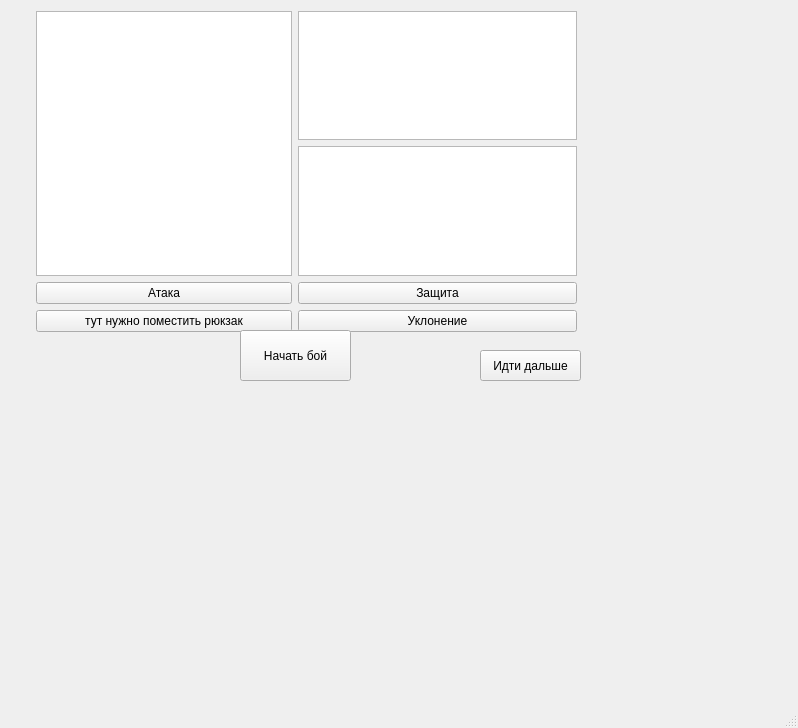
The window that faitwindow.ui (KomandaB/-1) describes before a commit, drawn with Qt 5.
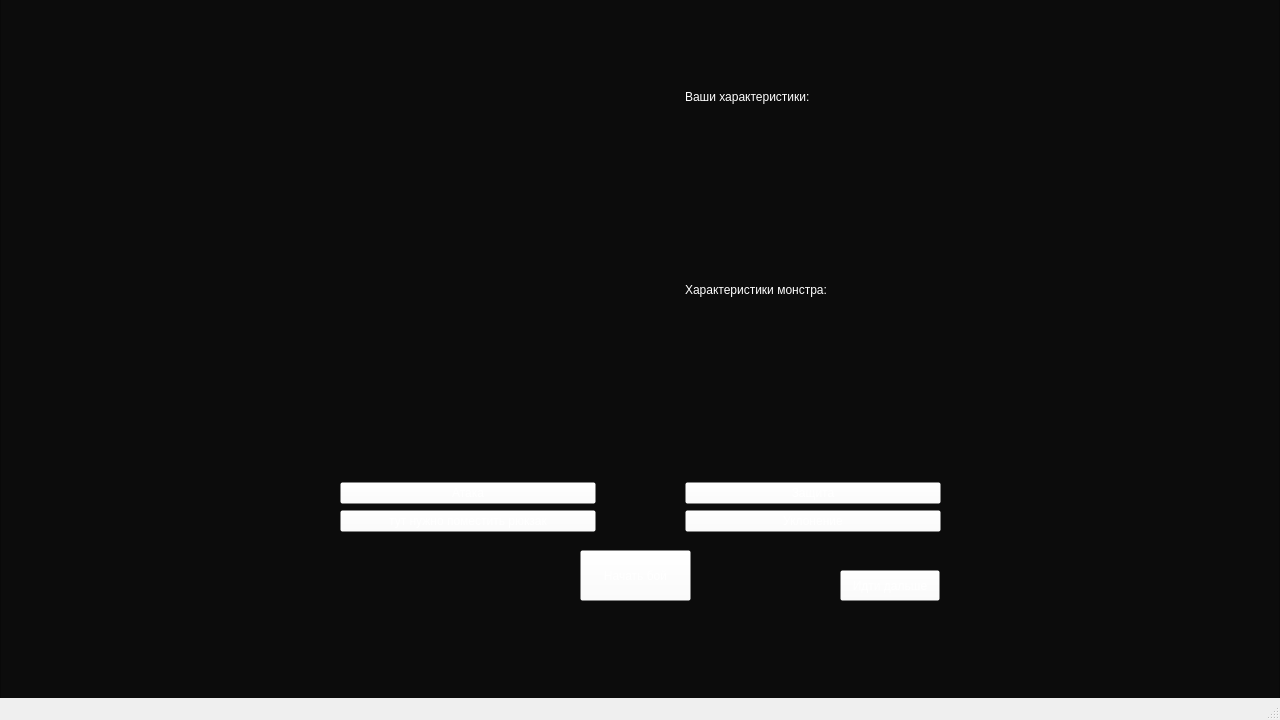
The same window after the commit.

The edit to the form file:
```diff
--- a/faitwindow.ui
+++ b/faitwindow.ui
@@ -6,68 +6,130 @@
    <rect>
     <x>0</x>
     <y>0</y>
-    <width>798</width>
-    <height>728</height>
+    <width>1280</width>
+    <height>720</height>
    </rect>
   </property>
   <property name="windowTitle">
    <string>MainWindow</string>
   </property>
+  <property name="styleSheet">
+   <string notr="true">
+
+QPushButton { 
+background-color: rgba(255, 255, 255, 0);
+color:white;
+	font: 6pt &quot;Press Start 2P&quot;;
+}
+
+QPushButton:hover{
+
+color: rgb(122, 122, 122);
+}
+QPushButton:pressed{
+color:rgb(208, 0, 177);
+}
+
+QPushButton:disabled{
+color:rgb(70, 70, 70);
+}
+
+QTextEdit{
+font: 6pt &quot;Press Start 2P&quot;;
+color: white;
+	background-color: rgba(255, 255, 255, 0);
+
+}
+
+QLabel{
+font: 6pt &quot;Press Start 2P&quot;;
+color: white;
+	background-color: rgba(255, 255, 255, 0);
+}
+</string>
+  </property>
   <widget class="QWidget" name="centralwidget">
    <widget class="QWidget" name="gridLayoutWidget">
     <property name="geometry">
      <rect>
-      <x>36</x>
-      <y>11</y>
-      <width>541</width>
-      <height>321</height>
+      <x>340</x>
+      <y>90</y>
+      <width>601</width>
+      <height>442</height>
      </rect>
     </property>
     <layout class="QGridLayout" name="gridLayout">
-     <item row="0" column="0" rowspan="2" colspan="2">
+     <item row="1" column="0" rowspan="4" colspan="2">
       <widget class="QTextEdit" name="Textbatlle"/>
      </item>
-     <item row="2" column="0" colspan="2">
+     <item row="3" column="3">
+      <widget class="QTextEdit" name="MonstertextEdit"/>
+     </item>
+     <item row="5" column="0" colspan="2">
       <widget class="QPushButton" name="btn_ataka">
        <property name="text">
         <string>Атака</string>
        </property>
       </widget>
      </item>
-     <item row="1" column="2">
-      <widget class="QTextEdit" name="MonstertextEdit"/>
+     <item row="2" column="3">
+      <widget class="QLabel" name="label">
+       <property name="text">
+        <string>Характеристики монстра:</string>
+       </property>
+      </widget>
      </item>
-     <item row="0" column="2">
+     <item row="1" column="3">
       <widget class="QTextEdit" name="PlayertextEdit"/>
      </item>
-     <item row="2" column="2">
+     <item row="0" column="3">
+      <widget class="QLabel" name="label_2">
+       <property name="text">
+        <string>Ваши характеристики:</string>
+       </property>
+      </widget>
+     </item>
+     <item row="5" column="3">
       <widget class="QPushButton" name="def">
        <property name="text">
         <string>Защита</string>
        </property>
       </widget>
      </item>
-     <item row="3" column="0" colspan="2">
+     <item row="6" column="0" colspan="2">
       <widget class="QPushButton" name="bag">
        <property name="text">
         <string>тут нужно поместить рюкзак</string>
        </property>
       </widget>
      </item>
-     <item row="3" column="2">
+     <item row="6" column="3">
       <widget class="QPushButton" name="miss">
        <property name="text">
         <string>Уклонение</string>
        </property>
       </widget>
      </item>
+     <item row="1" column="2">
+      <spacer name="horizontalSpacer">
+       <property name="orientation">
+        <enum>Qt::Horizontal</enum>
+       </property>
+       <property name="sizeHint" stdset="0">
+        <size>
+         <width>80</width>
+         <height>20</height>
+        </size>
+       </property>
+      </spacer>
+     </item>
     </layout>
    </widget>
    <widget class="QPushButton" name="battle">
     <property name="geometry">
      <rect>
-      <x>240</x>
-      <y>330</y>
+      <x>580</x>
+      <y>550</y>
       <width>111</width>
       <height>51</height>
      </rect>
@@ -79,9 +141,9 @@
    <widget class="QPushButton" name="go">
     <property name="geometry">
      <rect>
-      <x>480</x>
-      <y>350</y>
-      <width>101</width>
+      <x>840</x>
+      <y>570</y>
+      <width>100</width>
       <height>31</height>
      </rect>
     </property>
@@ -89,6 +151,23 @@
      <string>Идти дальше</string>
     </property>
    </widget>
+   <widget class="QGraphicsView" name="graphicsView">
+    <property name="geometry">
+     <rect>
+      <x>0</x>
+      <y>-20</y>
+      <width>1280</width>
+      <height>720</height>
+     </rect>
+    </property>
+    <property name="styleSheet">
+     <string notr="true">background-color: rgb(12, 12, 12);</string>
+    </property>
+   </widget>
+   <zorder>graphicsView</zorder>
+   <zorder>gridLayoutWidget</zorder>
+   <zorder>battle</zorder>
+   <zorder>go</zorder>
   </widget>
   <widget class="QMenuBar" name="menubar">
    <property name="geometry">
```
Left out of the diff: 2 changed lines with no effect on the pictures.
